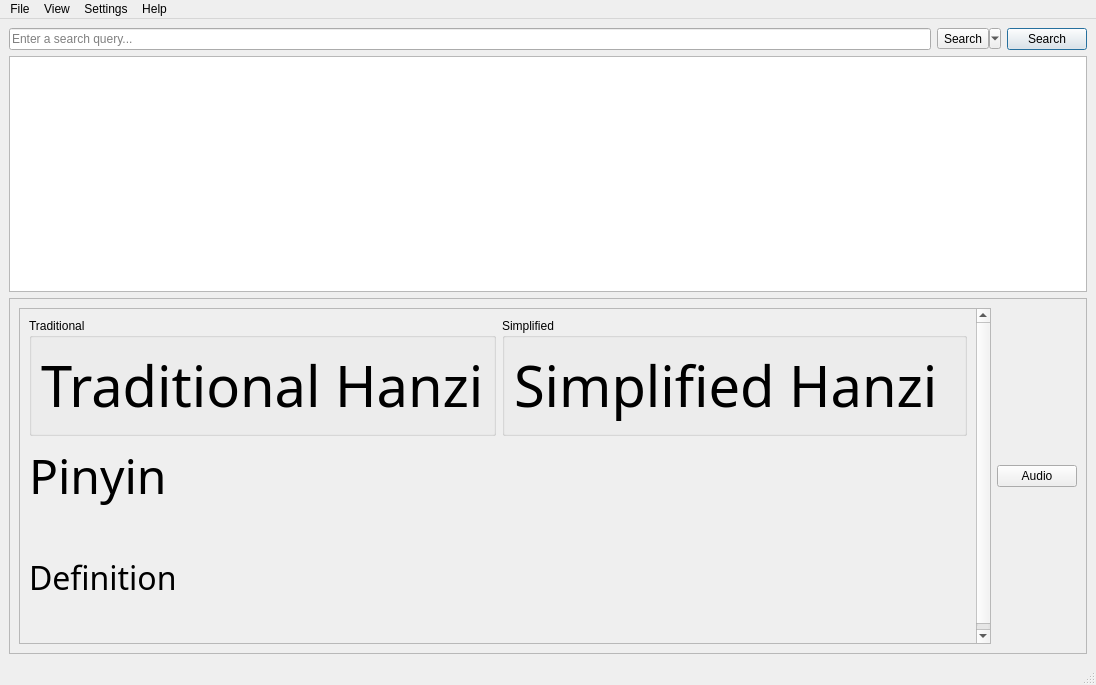
mruiz42/cedict-qt, file res/ui/MainWindow.ui: the form before one commit.
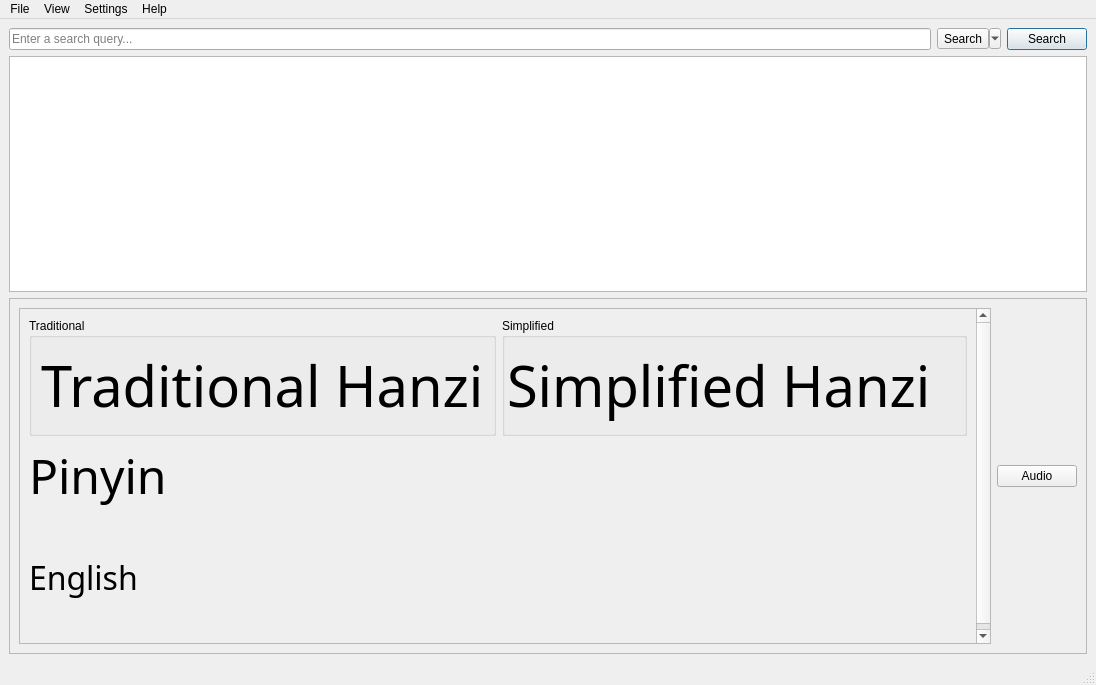
The form after the commit.

Commit message: Added English toggle

Patch:
```diff
--- a/res/ui/MainWindow.ui
+++ b/res/ui/MainWindow.ui
@@ -199,6 +199,21 @@
                     <bool>false</bool>
                    </property>
                    <layout class="QVBoxLayout" name="verticalLayout_splitter_simplified">
+                    <property name="spacing">
+                     <number>2</number>
+                    </property>
+                    <property name="leftMargin">
+                     <number>2</number>
+                    </property>
+                    <property name="topMargin">
+                     <number>2</number>
+                    </property>
+                    <property name="rightMargin">
+                     <number>2</number>
+                    </property>
+                    <property name="bottomMargin">
+                     <number>2</number>
+                    </property>
                     <item>
                      <widget class="QLabel" name="label_hanzi_simplified">
                       <property name="sizePolicy">
@@ -304,7 +319,7 @@
                   <enum>Qt::ClickFocus</enum>
                  </property>
                  <property name="text">
-                  <string>Definition</string>
+                  <string>English</string>
                  </property>
                  <property name="scaledContents">
                   <bool>true</bool>
```
Left out of the diff: 13 changed lines with no effect on the pictures. The commit also changes 4 other files.
